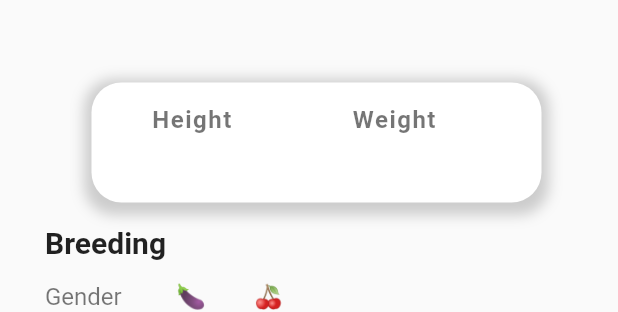
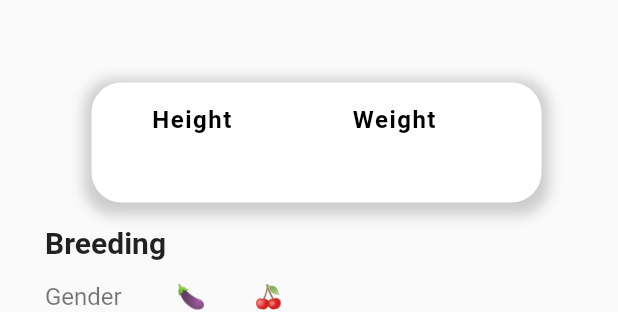
Before and after one commit to blayziken/Pokedex, a Flutter app: the About widget shown alone on an empty page, opened directly with empty values, on a phone screen of 412 x 824 dp. Shown: the top 312 px of the screen. Run offline on Flutter 3.47's test engine with Material 2 defaults, Android fonts, the light colour scheme and no system bars; network calls fail.

Commit message:
changed height and weight color to pure black

```diff
--- a/lib/Screens/widgets/tabs/AboutTab.dart
+++ b/lib/Screens/widgets/tabs/AboutTab.dart
@@ -65,7 +65,7 @@ class About extends StatelessWidget {
                                 fontWeight: FontWeight.bold,
                                 letterSpacing: 1,
                                 fontSize: 16.0,
-                                color: Colors.black54,
+                                color: Colors.black,
                               ),
                             ),
                             SizedBox(height: 7),
@@ -74,7 +74,7 @@ class About extends StatelessWidget {
                               pokeHeight,
                               style: TextStyle(
                                 fontSize: 18,
-                                color: Colors.black54,
+                                color: Colors.black,
                               ),
                             ),
                           ],
@@ -89,7 +89,7 @@ class About extends StatelessWidget {
                                 fontWeight: FontWeight.bold,
                                 letterSpacing: 1,
                                 fontSize: 16.0,
-                                color: Colors.black54,
+                                color: Colors.black,
                               ),
                             ),
                             SizedBox(height: 7),
@@ -98,7 +98,7 @@ class About extends StatelessWidget {
                               pokeWeight,
                               style: TextStyle(
                                 fontSize: 18,
-                                color: Colors.black54,
+                                color: Colors.black,
                               ),
                             ),
                           ],
```
